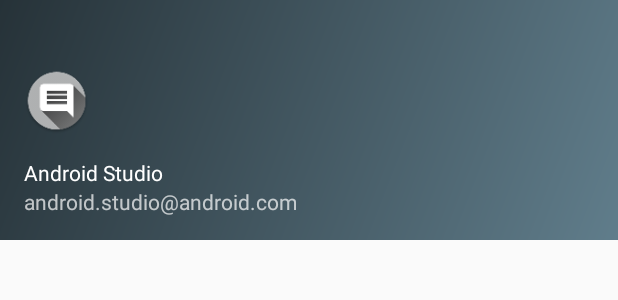
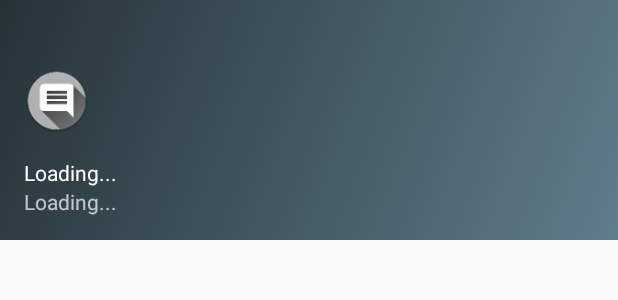
Before and after one commit to SilverBlog/silverblog_android, an Android app: the layout nav_header_post_list_card_.xml on its own in the app's theme, with its tools: preview values and no code run, on a phone screen of 412 x 824 dp. Shown: the top 300 px of the screen. Run offline under Robolectric (Android 15) with nearby library versions, the phone set to English and light mode, and no system bars.

Commit message:
修改提示文字

```diff
--- a/app/src/main/res/layout/nav_header_post_list_card_.xml
+++ b/app/src/main/res/layout/nav_header_post_list_card_.xml
@@ -27,7 +27,7 @@
         android:layout_width="match_parent"
         android:layout_height="wrap_content"
         android:paddingTop="@dimen/nav_header_vertical_spacing"
-        android:text="Android Studio"
+        android:text="Loading..."
         android:ellipsize="end"
         android:textAppearance="@style/TextAppearance.AppCompat.Body1"
         android:maxLines="1" />
@@ -38,6 +38,6 @@
         android:layout_height="wrap_content"
         android:ellipsize="end"
         android:maxLines="1"
-        android:text="android.studio@android.com" />
+        android:text="Loading..." />
 
 </LinearLayout>
```
